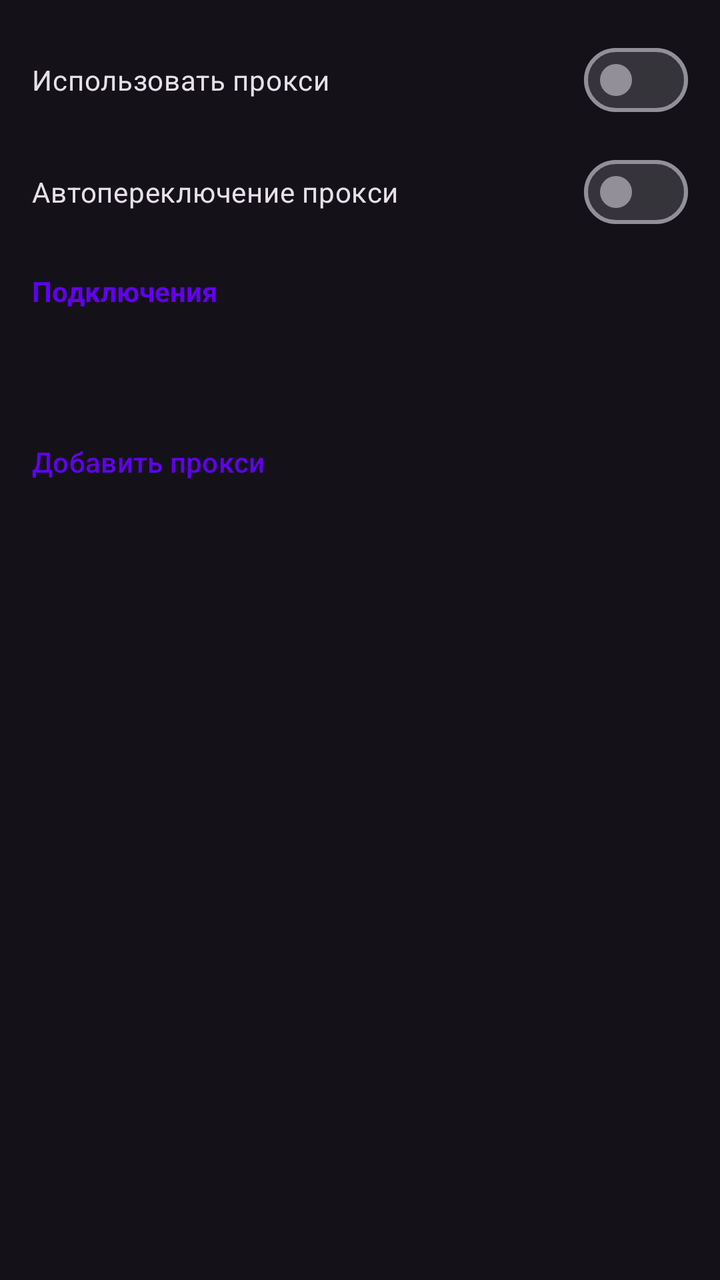
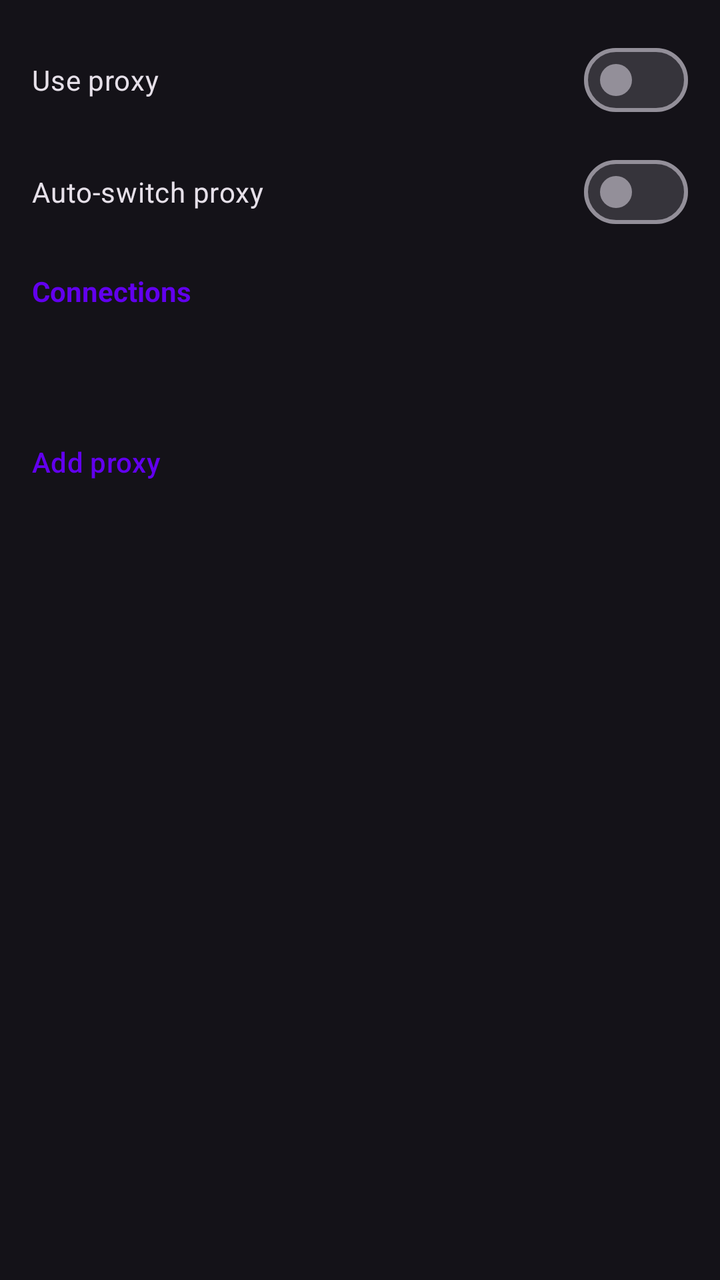

Screens rendered from an Android XML layout before and after an edit, with the pre-edit source and the edit as a unified diff.
<!-- AndroidManifest.xml: application theme Theme.TelegramNewsReader -->
<!-- res/layout/dialog_proxy_settings.xml -->
<?xml version="1.0" encoding="utf-8"?>
<LinearLayout xmlns:android="http://schemas.android.com/apk/res/android"
    xmlns:app="http://schemas.android.com/apk/res-auto"
    android:layout_width="match_parent"
    android:layout_height="wrap_content"
    android:orientation="vertical"
    android:padding="16dp">

    <com.google.android.material.materialswitch.MaterialSwitch
        android:id="@+id/switch_proxy_enabled"
        android:layout_width="match_parent"
        android:layout_height="wrap_content"
        android:text="Использовать прокси"
        android:layout_marginBottom="8dp" />

    <com.google.android.material.materialswitch.MaterialSwitch
        android:id="@+id/switch_auto_proxy"
        android:layout_width="match_parent"
        android:layout_height="wrap_content"
        android:text="Автопереключение прокси"
        android:layout_marginBottom="16dp" />

    <TextView
        android:id="@+id/tv_connections_label"
        android:layout_width="wrap_content"
        android:layout_height="wrap_content"
        android:text="Подключения"
        android:textColor="?attr/colorPrimary"
        android:textStyle="bold"
        android:layout_marginBottom="8dp" />

    <androidx.recyclerview.widget.RecyclerView
        android:id="@+id/recycler_proxies"
        android:layout_width="match_parent"
        android:layout_height="wrap_content"
        android:minHeight="40dp"
        android:layout_marginBottom="4dp"
        android:nestedScrollingEnabled="false" />

    <TextView
        android:id="@+id/tv_proxies_empty"
        android:layout_width="match_parent"
        android:layout_height="wrap_content"
        android:text="Список прокси пуст"
        android:gravity="center"
        android:visibility="gone"
        android:layout_marginBottom="8dp" />

    <Button
        android:id="@+id/btn_add_proxy"
        style="@style/Widget.Material3.Button.TextButton"
        android:layout_width="match_parent"
        android:layout_height="wrap_content"
        android:text="Добавить прокси"
        android:gravity="start|center_vertical"
        android:paddingStart="0dp"
        android:paddingEnd="0dp" />

    <LinearLayout
        android:id="@+id/layout_auto_switch_settings"
        android:layout_width="match_parent"
        android:layout_height="wrap_content"
        android:orientation="vertical"
        android:layout_marginTop="16dp"
        android:visibility="gone">

        <LinearLayout
            android:layout_width="match_parent"
            android:layout_height="wrap_content"
            android:orientation="horizontal"
            android:gravity="center_vertical">

            <TextView
                android:layout_width="wrap_content"
                android:layout_height="wrap_content"
                android:text="Интервал (мин):" />

            <Spinner
                android:id="@+id/spinner_proxy_interval"
                android:layout_width="wrap_content"
                android:layout_height="wrap_content"
                android:layout_marginStart="8dp" />
        </LinearLayout>
    </LinearLayout>

    
    <Button
        android:id="@+id/btn_paste_proxy"
        android:layout_width="0dp"
        android:layout_height="0dp"
        android:visibility="gone" />

    <LinearLayout
        android:id="@+id/layout_auto_switch"
        android:layout_width="0dp"
        android:layout_height="0dp"
        android:visibility="gone" />

</LinearLayout>
<!-- resources referenced by this layout -->
<resources>
  <style name="Theme.TelegramNewsReader" parent="Theme.TelegramNewsReader.Purple" />
  <style name="Theme.TelegramNewsReader.Purple" parent="Theme.Material3.Dark.NoActionBar">
          <item name="colorPrimary">@color/purple_500</item>
          <item name="colorPrimaryVariant">@color/purple_700</item>
          <item name="colorOnPrimary">@color/white</item>
          <item name="android:statusBarColor">?attr/colorPrimaryVariant</item>
          <item name="actionBarStyle">@style/CustomActionBarStyle</item>
      </style>
  <color name="purple_500">#FF6200EE</color>
  <color name="purple_700">#FF3700B3</color>
  <color name="white">#FFFFFFFF</color>
  <style name="CustomActionBarStyle" parent="Widget.Material3.ActionBar.Solid">
          <item name="titleTextStyle">@style/CustomActionBarTitle</item>
          <item name="android:titleTextStyle">@style/CustomActionBarTitle</item>
      </style>
  <style name="CustomActionBarTitle" parent="TextAppearance.Material3.ActionBar.Title">
          <item name="android:textSize">18sp</item>
          <item name="android:textStyle">bold</item>
          <item name="android:textColor">@color/white</item>
          <item name="android:gravity">center</item>
          <item name="android:layout_gravity">center</item>
      </style>
</resources>

<!-- the commit's change to res/layout/dialog_proxy_settings.xml (unified diff, before → after) -->
@@ -10,21 +10,21 @@
         android:id="@+id/switch_proxy_enabled"
         android:layout_width="match_parent"
         android:layout_height="wrap_content"
-        android:text="Использовать прокси"
+        android:text="@string/use_proxy"
         android:layout_marginBottom="8dp" />
 
     <com.google.android.material.materialswitch.MaterialSwitch
         android:id="@+id/switch_auto_proxy"
         android:layout_width="match_parent"
         android:layout_height="wrap_content"
-        android:text="Автопереключение прокси"
+        android:text="@string/auto_proxy_switch"
         android:layout_marginBottom="16dp" />
 
     <TextView
         android:id="@+id/tv_connections_label"
         android:layout_width="wrap_content"
         android:layout_height="wrap_content"
-        android:text="Подключения"
+        android:text="@string/connections_label"
         android:textColor="?attr/colorPrimary"
         android:textStyle="bold"
         android:layout_marginBottom="8dp" />
@@ -41,7 +41,7 @@
         android:id="@+id/tv_proxies_empty"
         android:layout_width="match_parent"
         android:layout_height="wrap_content"
-        android:text="Список прокси пуст"
+        android:text="@string/proxies_empty"
         android:gravity="center"
         android:visibility="gone"
         android:layout_marginBottom="8dp" />
@@ -51,7 +51,7 @@
         style="@style/Widget.Material3.Button.TextButton"
         android:layout_width="match_parent"
         android:layout_height="wrap_content"
-        android:text="Добавить прокси"
+        android:text="@string/add_proxy"
         android:gravity="start|center_vertical"
         android:paddingStart="0dp"
         android:paddingEnd="0dp" />
@@ -73,7 +73,7 @@
             <TextView
                 android:layout_width="wrap_content"
                 android:layout_height="wrap_content"
-                android:text="Интервал (мин):" />
+                android:text="@string/interval_min" />
 
             <Spinner
                 android:id="@+id/spinner_proxy_interval"
<!-- resource entries referenced after the edit -->
@@ -1,5 +1,11 @@
 <!-- resources referenced by this layout -->
 <resources>
+  <string name="add_proxy">Add proxy</string>
+  <string name="auto_proxy_switch">Auto-switch proxy</string>
+  <string name="connections_label">Connections</string>
+  <string name="interval_min">Interval (min):</string>
+  <string name="proxies_empty">Proxy list is empty</string>
+  <string name="use_proxy">Use proxy</string>
   <style name="Theme.TelegramNewsReader" parent="Theme.TelegramNewsReader.Purple" />
   <style name="Theme.TelegramNewsReader.Purple" parent="Theme.Material3.Dark.NoActionBar">
           <item name="colorPrimary">@color/purple_500</item>
